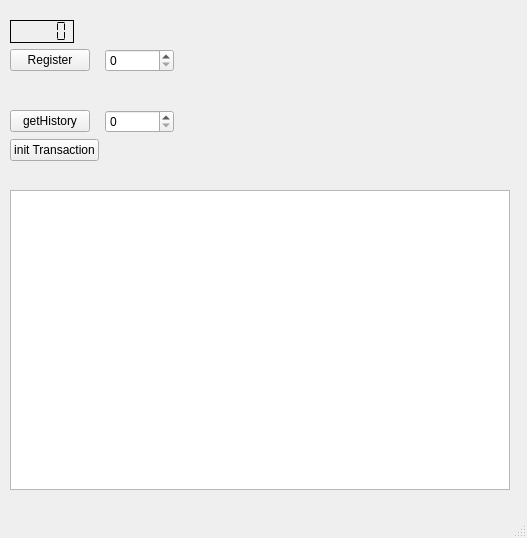
Above: uis/chainNodeUI.ui from JakubBurczyk/sr_blockchain before the change. Below: the same form after it.
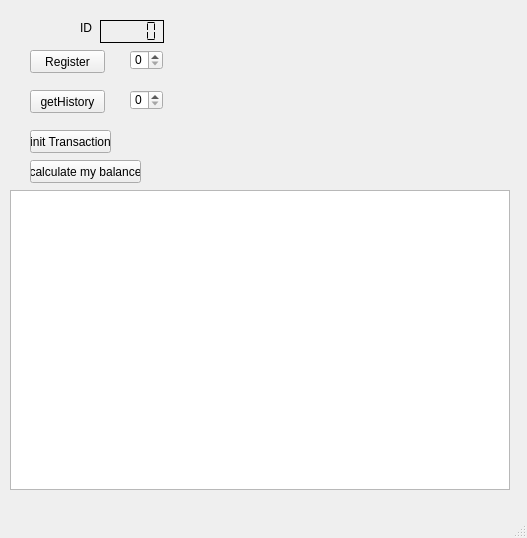
That is the form after the change.

Commit message: Balance calculation

The edit to the form file:
```diff
--- a/uis/chainNodeUI.ui
+++ b/uis/chainNodeUI.ui
@@ -24,70 +24,109 @@
      </rect>
     </property>
    </widget>
-   <widget class="QWidget" name="formLayoutWidget">
+   <widget class="QPushButton" name="pushButton_calcMyBalance">
     <property name="geometry">
      <rect>
-      <x>10</x>
+      <x>30</x>
+      <y>160</y>
+      <width>111</width>
+      <height>23</height>
+     </rect>
+    </property>
+    <property name="text">
+     <string>calculate my balance</string>
+    </property>
+   </widget>
+   <widget class="QPushButton" name="pushButton">
+    <property name="geometry">
+     <rect>
+      <x>30</x>
+      <y>90</y>
+      <width>75</width>
+      <height>23</height>
+     </rect>
+    </property>
+    <property name="text">
+     <string>getHistory</string>
+    </property>
+   </widget>
+   <widget class="QSpinBox" name="spinBox_ROS">
+    <property name="geometry">
+     <rect>
+      <x>130</x>
+      <y>50</y>
+      <width>33</width>
+      <height>20</height>
+     </rect>
+    </property>
+   </widget>
+   <widget class="QPushButton" name="pushButton_register">
+    <property name="geometry">
+     <rect>
+      <x>30</x>
+      <y>50</y>
+      <width>75</width>
+      <height>23</height>
+     </rect>
+    </property>
+    <property name="text">
+     <string>Register</string>
+    </property>
+   </widget>
+   <widget class="QPushButton" name="pushButton_initTransaction">
+    <property name="geometry">
+     <rect>
+      <x>30</x>
+      <y>130</y>
+      <width>81</width>
+      <height>23</height>
+     </rect>
+    </property>
+    <property name="text">
+     <string>init Transaction</string>
+    </property>
+   </widget>
+   <widget class="QSpinBox" name="spinBox">
+    <property name="geometry">
+     <rect>
+      <x>130</x>
+      <y>90</y>
+      <width>33</width>
+      <height>20</height>
+     </rect>
+    </property>
+   </widget>
+   <widget class="QLCDNumber" name="lcdNumber">
+    <property name="geometry">
+     <rect>
+      <x>100</x>
       <y>20</y>
-      <width>164</width>
-      <height>141</height>
+      <width>64</width>
+      <height>23</height>
      </rect>
     </property>
-    <layout class="QFormLayout" name="formLayout">
-     <item row="0" column="0">
-      <widget class="QLCDNumber" name="lcdNumber">
-       <property name="frameShape">
-        <enum>QFrame::Box</enum>
-       </property>
-       <property name="frameShadow">
-        <enum>QFrame::Plain</enum>
-       </property>
-       <property name="segmentStyle">
-        <enum>QLCDNumber::Flat</enum>
-       </property>
-      </widget>
-     </item>
-     <item row="1" column="0">
-      <widget class="QPushButton" name="pushButton_register">
-       <property name="text">
-        <string>Register</string>
-       </property>
-      </widget>
-     </item>
-     <item row="1" column="1">
-      <widget class="QSpinBox" name="spinBox_ROS"/>
-     </item>
-     <item row="3" column="0">
-      <widget class="QPushButton" name="pushButton">
-       <property name="text">
-        <string>getHistory</string>
-       </property>
-      </widget>
-     </item>
-     <item row="3" column="1">
-      <widget class="QSpinBox" name="spinBox"/>
-     </item>
-     <item row="4" column="0">
-      <widget class="QPushButton" name="pushButton_initTransaction">
-       <property name="text">
-        <string>init Transaction</string>
-       </property>
-      </widget>
-     </item>
-     <item row="2" column="1">
-      <spacer name="verticalSpacer">
-       <property name="orientation">
-        <enum>Qt::Vertical</enum>
-       </property>
-       <property name="sizeHint" stdset="0">
-        <size>
-         <width>20</width>
-         <height>40</height>
-        </size>
-       </property>
-      </spacer>
-     </item>
-    </layout>
+    <property name="frameShape">
+     <enum>QFrame::Box</enum>
+    </property>
+    <property name="frameShadow">
+     <enum>QFrame::Plain</enum>
+    </property>
+    <property name="segmentStyle">
+     <enum>QLCDNumber::Flat</enum>
+    </property>
+   </widget>
+   <widget class="QLabel" name="label_id">
+    <property name="geometry">
+     <rect>
+      <x>80</x>
+      <y>20</y>
+      <width>47</width>
+      <height>16</height>
+     </rect>
+    </property>
+    <property name="text">
+     <string>ID</string>
+    </property>
    </widget>
   </widget>
   <widget class="QMenuBar" name="menubar">
```
The commit also changes 2 other files.
